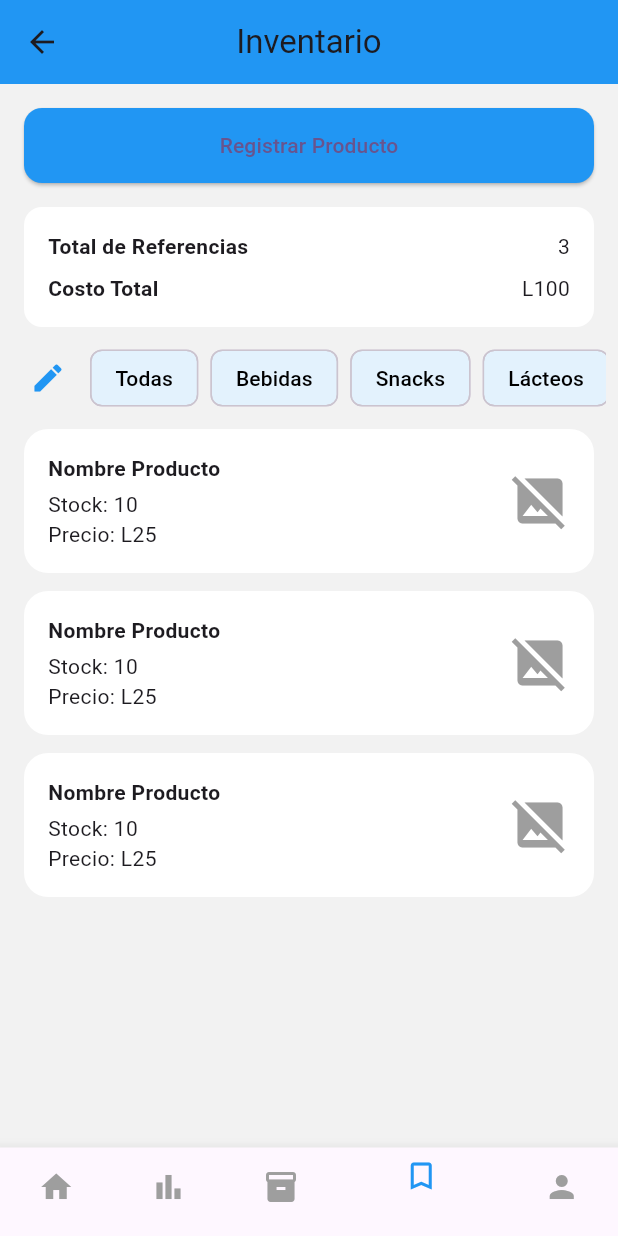
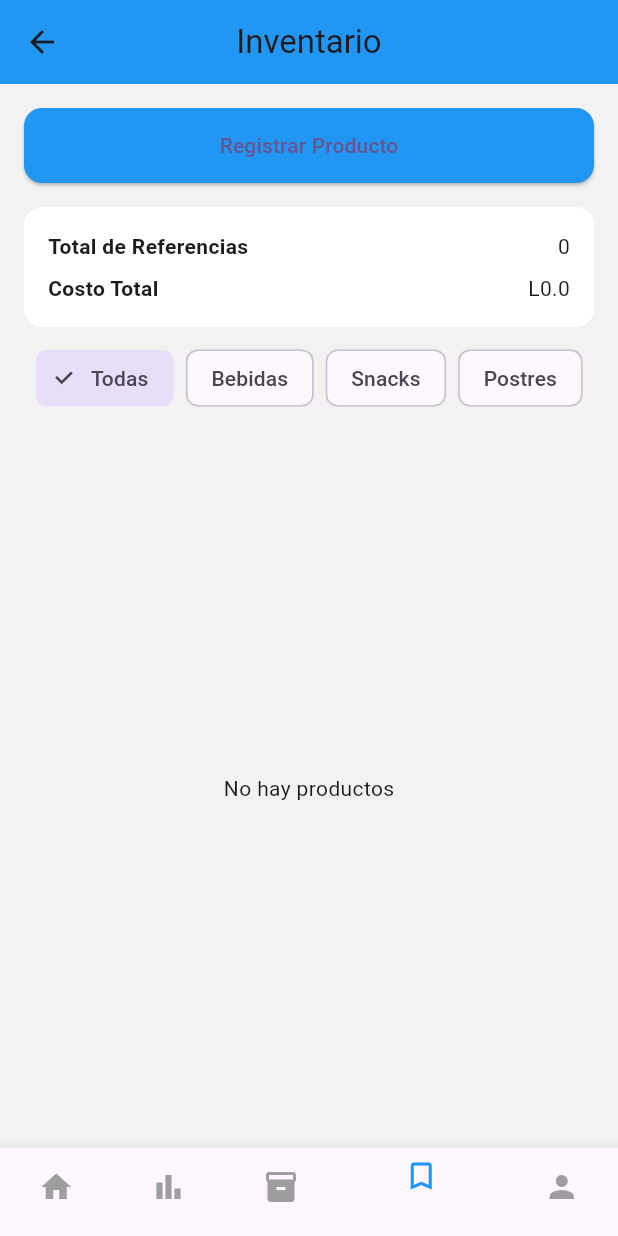
Before and after one commit to esfiallos/proyecto-flutter-app_gestor, a Flutter app: the InventarioPage screen opened by its route, on a phone screen of 412 x 824 dp. Run offline on Flutter 3.47's test engine with Material 3 defaults, Android fonts, the light colour scheme and no system bars; our stand-ins replace shared_preferences, sqflite; accounts and stored records are empty.

Commit message:
Inventario con base sin test

```diff
--- a/lib/models/views/stock_productos.dart
+++ b/lib/models/views/stock_productos.dart
@@ -3,14 +3,16 @@ class StockProducto {
   final int stock;
   final double precio;
   final double costo;
-  final String? imagen; // <-- NUEVO
+  final String? imagen;
+  final int? idCategoria;  // <-- nuevo
 
   StockProducto({
     required this.nombre,
     required this.stock,
     required this.precio,
     required this.costo,
-    this.imagen, // <-- NUEVO
+    this.imagen,
+    this.idCategoria,
   });
 
   factory StockProducto.fromMap(Map<String, dynamic> map) => StockProducto(
@@ -18,6 +20,7 @@ class StockProducto {
         stock: map['stock'],
         precio: map['precio'],
         costo: map['costo'],
-        imagen: map['imagen'], // <-- NUEVO
+        imagen: map['imagen'],
+        idCategoria: map['id_categoria'],  // <-- nuevo
       );
 }
--- a/lib/screens/inventario/inventario.dart
+++ b/lib/screens/inventario/inventario.dart
@@ -1,9 +1,59 @@
 import 'package:flutter/material.dart';
-import 'package:miki/widgets/CategoriaChip.dart';
+import 'package:miki/models/views/stock_productos.dart';
+import 'package:miki/models/categoria.dart';
+import 'package:miki/service/super_service.dart';
 import 'package:miki/widgets/MenuBar.dart';
 
-class InventarioPage extends StatelessWidget {
+class InventarioPage extends StatefulWidget {
   const InventarioPage({super.key});
+
+  @override
+  State<InventarioPage> createState() => _InventarioPageState();
+}
+
+class _InventarioPageState extends State<InventarioPage> {
+  final AppService _appService = AppService();
+
+  List<StockProducto> _productos = [];
+  List<Categoria> _categorias = [];
+  String _categoriaSeleccionada = 'Todas';
+
+  @override
+  void initState() {
+    super.initState();
+    _cargarDatos();
+  }
+
+  Future<void> _cargarDatos() async {
+    final categorias = await _appService.obtenerCategorias();
+    final productos = await _appService.obtenerStockActual();
+
+    setState(() {
+      _categorias = [Categoria(id: null, nombre: 'Todas'), ...categorias];
+      _productos = productos;
+    });
+  }
+
+  // Obtener nombre categoría por id
+  String _getNombreCategoria(int? id) {
+    if (id == null) return 'Sin categoría';
+    final cat = _categorias.firstWhere(
+      (c) => c.id == id,
+      orElse: () => Categoria(id: null, nombre: 'Desconocida'),
+    );
+    return cat.nombre;
+  }
+
+  // Filtrar productos según categoría seleccionada
+  List<StockProducto> get _productosFiltrados {
+    if (_categoriaSeleccionada == 'Todas') return _productos;
+    final cat = _categorias.firstWhere(
+      (c) => c.nombre == _categoriaSeleccionada,
+      orElse: () => Categoria(id: null, nombre: ''),
+    );
+    if (cat.id == null) return [];
+    return _productos.where((p) => p.idCategoria == cat.id).toList();
+  }
 
   @override
   Widget build(BuildContext context) {
@@ -43,26 +93,28 @@ class InventarioPage extends StatelessWidget {
               ),
               child: Column(
                 crossAxisAlignment: CrossAxisAlignment.start,
-                children: const [
+                children: [
                   Row(
                     mainAxisAlignment: MainAxisAlignment.spaceBetween,
                     children: [
-                      Text(
+                      const Text(
                         'Total de Referencias',
                         style: TextStyle(fontWeight: FontWeight.bold),
                       ),
-                      Text('3'),
+                      Text('${_productos.length}'),
                     ],
                   ),
-                  SizedBox(height: 8),
+                  const SizedBox(height: 8),
                   Row(
                     mainAxisAlignment: MainAxisAlignment.spaceBetween,
                     children: [
-                      Text(
+                      const Text(
                         'Costo Total',
                         style: TextStyle(fontWeight: FontWeight.bold),
                       ),
-                      Text('L100'),
+                      Text(
+                        'L${_productos.fold<double>(0, (sum, p) => sum + p.costo)}',
+                      ),
                     ],
                   ),
                 ],
@@ -74,45 +126,38 @@ class InventarioPage extends StatelessWidget {
 
           Padding(
             padding: const EdgeInsets.symmetric(horizontal: 8),
+            child: SingleChildScrollView(
+              scrollDirection: Axis.horizontal,
               child: Row(
-              children: [
-                IconButton(
-                  icon: const Icon(Icons.edit, color: Colors.blue),
-                  onPressed: () {
-                    Navigator.pushNamed(context, '/categorias');
+                children: _categorias.map((cat) {
+                  final selected = _categoriaSeleccionada == cat.nombre;
+                  return Padding(
+                    padding: const EdgeInsets.symmetric(horizontal: 4),
+                    child: ChoiceChip(
+                      label: Text(cat.nombre),
+                      selected: selected,
+                      onSelected: (bool selected) {
+                        setState(() {
+                          _categoriaSeleccionada = cat.nombre;
+                        });
                       },
                     ),
-                Expanded(
-                  child: CategoriaChips(
-                    categorias: const [
-                      'Todas',
-                      'Bebidas',
-                      'Snacks',
-                      'Lácteos',
-                      'Abarrotes',
-                      'Limpieza',
-                      'Otros',
-                      'Congelados',
-                      'Panadería',
-                      'Frutas',
-                    ],
-                    onCategoriaSeleccionada: (categoria) {
-                      // Aquí podés hacer lógica de filtrado o navegación si querés
-                      debugPrint('Categoría seleccionada: $categoria');
-                    },
+                  );
+                }).toList(),
               ),
-                ),
-              ],
             ),
           ),
 
           const SizedBox(height: 10),
 
           Expanded(
-            child: ListView.builder(
-              itemCount: 3,
+            child: _productosFiltrados.isEmpty
+                ? const Center(child: Text('No hay productos'))
+                : ListView.builder(
                     padding: const EdgeInsets.symmetric(horizontal: 16),
+                    itemCount: _productosFiltrados.length,
                     itemBuilder: (context, index) {
+                      final producto = _productosFiltrados[index];
                       return Container(
                         margin: const EdgeInsets.only(bottom: 12),
                         padding: const EdgeInsets.all(16),
@@ -122,6 +167,27 @@ class InventarioPage extends StatelessWidget {
                         ),
                         child: Row(
                           children: [
+                            // Imagen o placeholder
+                            Container(
+                              width: 60,
+                              height: 60,
+                              decoration: BoxDecoration(
+                                borderRadius: BorderRadius.circular(12),
+                                color: Colors.grey[200],
+                                image: producto.imagen != null && producto.imagen!.isNotEmpty
+                                    ? DecorationImage(
+                                        image: NetworkImage(producto.imagen!),
+                                        fit: BoxFit.cover,
+                                      )
+                                    : null,
+                              ),
+                              child: producto.imagen == null || producto.imagen!.isEmpty
+                                  ? const Icon(Icons.image_not_supported, color: Colors.grey, size: 30)
+                                  : null,
+                            ),
+
+                            const SizedBox(width: 16),
+
                             // Información del producto
                             Expanded(
                               child: GestureDetector(
@@ -133,24 +199,18 @@ class InventarioPage extends StatelessWidget {
                                 },
                                 child: Column(
                                   crossAxisAlignment: CrossAxisAlignment.start,
-                            children: const [
+                                  children: [
                                     Text(
-                                'Nombre Producto',
-                                style: TextStyle(fontWeight: FontWeight.bold),
+                                      producto.nombre,
+                                      style: const TextStyle(fontWeight: FontWeight.bold, fontSize: 16),
                                     ),
-                              SizedBox(height: 4),
-                              Text('Stock: 10'),
-                              Text('Precio: L25'),
+                                    const SizedBox(height: 4),
+                                    Text('Stock: ${producto.stock}'),
+                                    Text('Precio: L${producto.precio.toStringAsFixed(2)}'),
+                                    Text('Categoría: ${_getNombreCategoria(producto.idCategoria)}'),
                                   ],
                                 ),
                               ),
-                      ),
-
-                      // Icono de imagen
-                      const Icon(
-                        Icons.image_not_supported,
-                        size: 40,
-                        color: Colors.grey,
                             ),
                           ],
                         ),
```
Also changed, not shown: lib/bd/databasehelper.dart (+14 -5 lines). Lines whose indentation alone changed are shown as unchanged.
